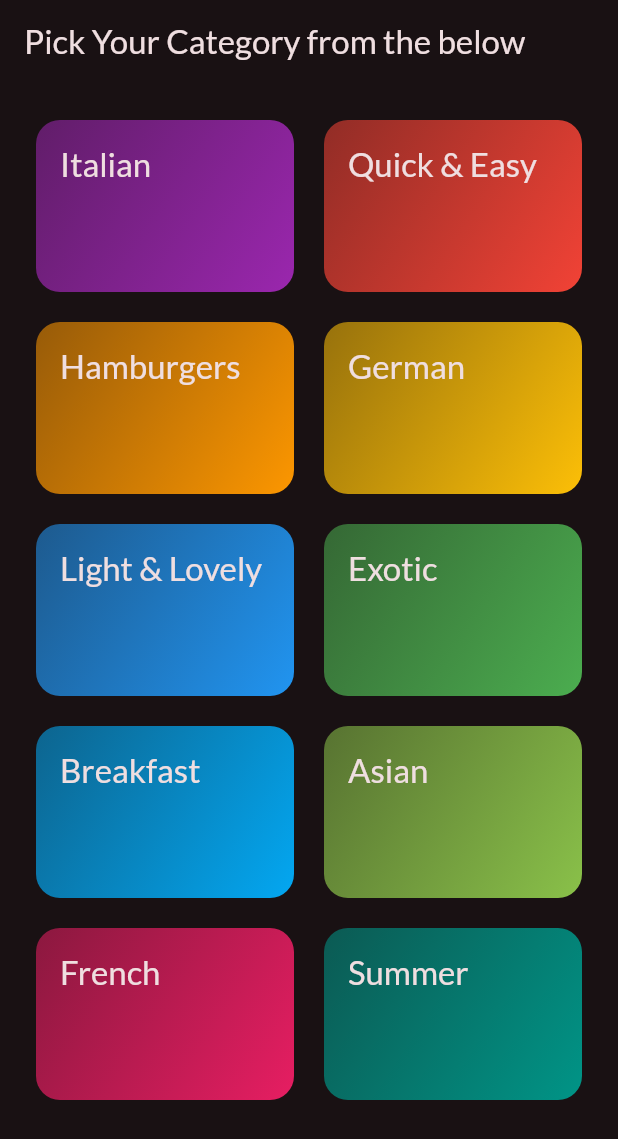
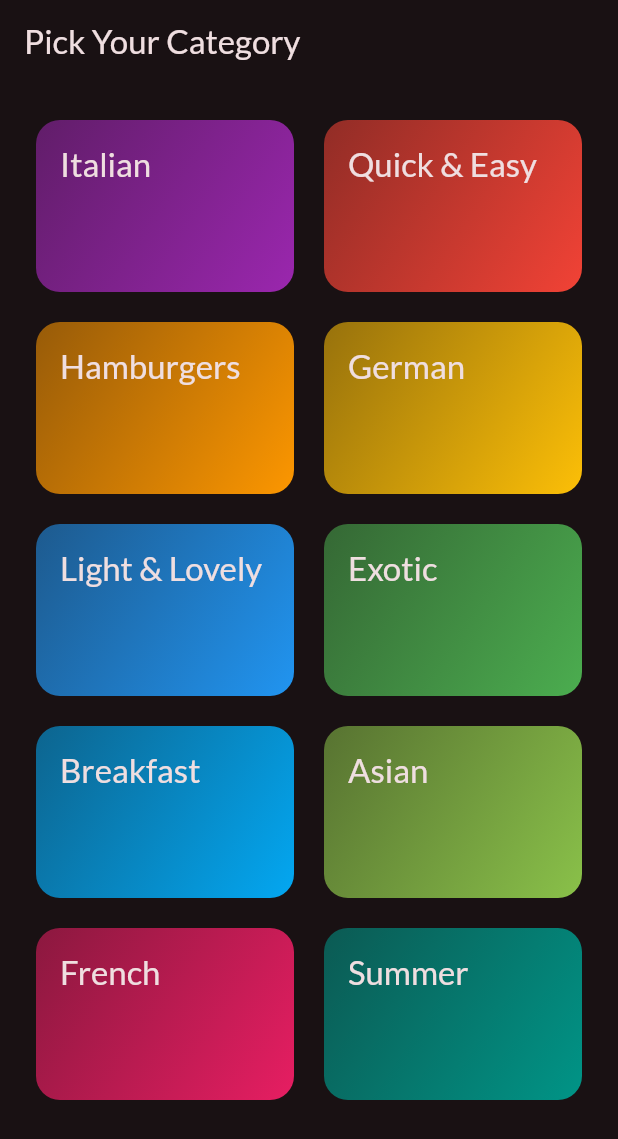
Before and after one commit to BilalYamin127/mealsApp, a Flutter app: the screen it shows after launch, on a phone screen of 412 x 824 dp. Shown: the top 1139 px of the screen. Run offline on Flutter 3.47's test engine with Material 3 defaults, Android fonts, the phone set to English and light mode, and no system bars; our stand-ins replace google_fonts.

Commit message:
Cs.dart update

```diff
--- a/lib/Screen/categoriesScreen.dart
+++ b/lib/Screen/categoriesScreen.dart
@@ -26,7 +26,7 @@ class CategoriesScreen extends StatelessWidget {
 
     return Scaffold(
       appBar: AppBar(
-        title: const Text('Pick Your Category from the below'),
+        title: const Text('Pick Your Category'),
       ),
       body: GridView(
         padding: const EdgeInsets.all(24),
```
